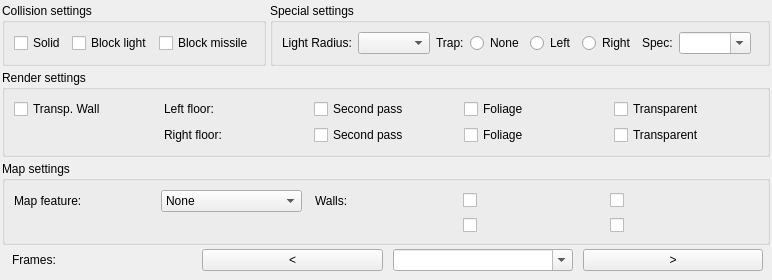
The window that source/leveltabsubtilewidget.ui (pionere/d1-graphics-tool) describes before a commit, drawn with Qt 5.
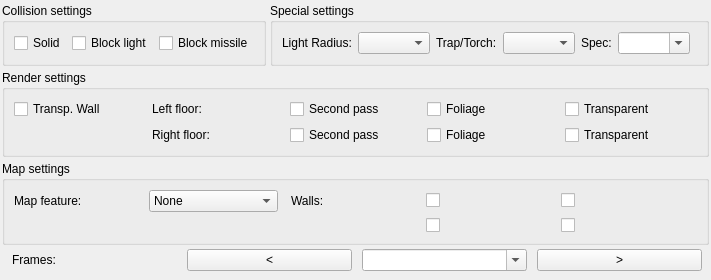
The same window after the commit.

Commit message: change trapNoneRadioButton to combo-box and prepare it using D1Sla

```diff
--- a/source/leveltabsubtilewidget.ui
+++ b/source/leveltabsubtilewidget.ui
@@ -87,38 +87,15 @@
         <item row="0" column="2">
          <widget class="QLabel">
           <property name="text">
-           <string>Trap:</string>
+           <string>Trap/Torch:</string>
           </property>
          </widget>
         </item>
         <item row="0" column="3">
-         <widget class="QRadioButton" name="trapNoneRadioButton">
-          <property name="text">
-           <string>None</string>
+         <widget class="QComboBox" name="trapTorchComboBox">
+          <property name="toolTip">
+           <string>Support for trap/torch placement</string>
           </property>
-          <attribute name="buttonGroup">
-           <string notr="true">trapButtonGroup</string>
-          </attribute>
-         </widget>
-        </item>
-        <item row="0" column="4">
-         <widget class="QRadioButton" name="trapLeftRadioButton">
-          <property name="text">
-           <string>Left</string>
-          </property>
-          <attribute name="buttonGroup">
-           <string notr="true">trapButtonGroup</string>
-          </attribute>
-         </widget>
-        </item>
-        <item row="0" column="5">
-         <widget class="QRadioButton" name="trapRightRadioButton">
-          <property name="text">
-           <string>Right</string>
-          </property>
-          <attribute name="buttonGroup">
-           <string notr="true">trapButtonGroup</string>
-          </attribute>
          </widget>
         </item>
         <item row="0" column="6">
```
Left out of the diff: 4 changed lines with no effect on the pictures. The commit also changes 2 other files.
